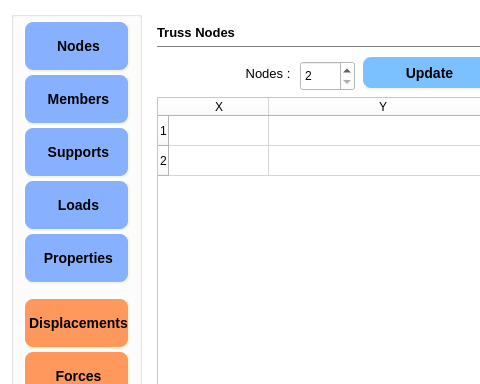
Qt form Ui File/truss.ui (joaotapparo/trussify) before a commit; both pictures show x 0 to 480 and y 0 to 384 of the 1099 by 544 pixel window.
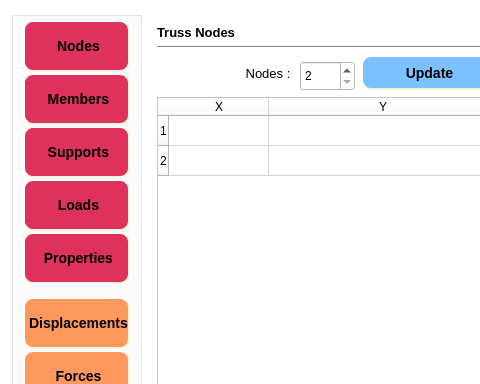
The same form after that commit. Icons and pictures are not drawn.

```diff
--- a/Ui File/truss.ui
+++ b/Ui File/truss.ui
@@ -565,7 +565,7 @@
         </property>
         <property name="styleSheet">
          <string notr="true">QPushButton {
-	background-color: rgb(135, 177, 255);
+	background-color: rgb(222, 49, 92);
     border-style: outset;
     border-width: 2px;
     border-radius: 10px;
@@ -611,7 +611,7 @@
         </property>
         <property name="styleSheet">
          <string notr="true">QPushButton {
-	background-color: rgb(135, 177, 255);
+	background-color: rgb(222, 49, 92);
     border-style: outset;
     border-width: 2px;
     border-radius: 10px;
@@ -774,7 +774,7 @@
         </property>
         <property name="styleSheet">
          <string notr="true">QPushButton {
-	background-color: rgb(135, 177, 255);
+	background-color: rgb(222, 49, 92);
     border-style: outset;
     border-width: 2px;
     border-radius: 10px;
@@ -829,7 +829,7 @@
         </property>
         <property name="styleSheet">
          <string notr="true">QPushButton {
-	background-color: rgb(135, 177, 255);
+	background-color: rgb(222, 49, 92);
     border-style: outset;
     border-width: 2px;
     border-radius: 10px;
@@ -933,7 +933,7 @@
         </property>
         <property name="styleSheet">
          <string notr="true">QPushButton {
-	background-color: rgb(135, 177, 255);
+	background-color: rgb(222, 49, 92);
     border-style: outset;
     border-width: 2px;
     border-radius: 10px;
```
Left out of the diff: 10 changed lines with no effect on the pictures.
